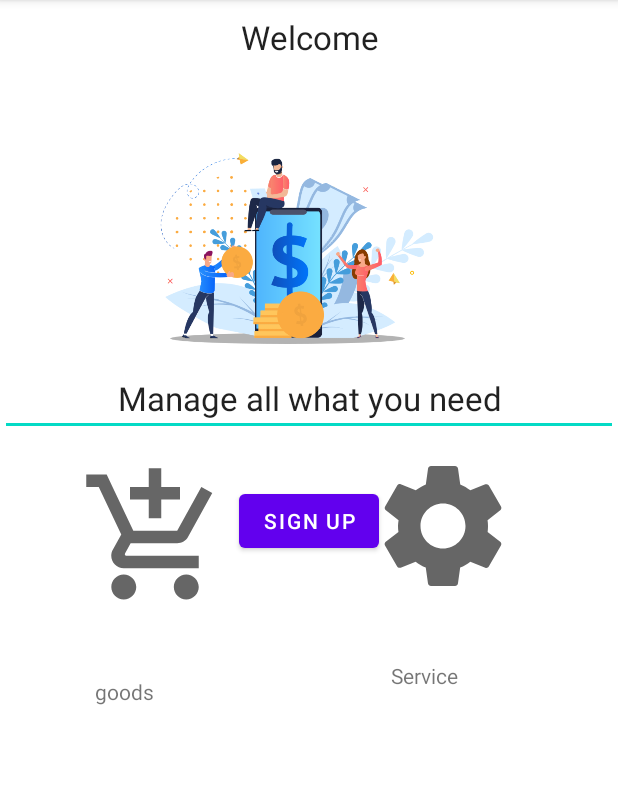
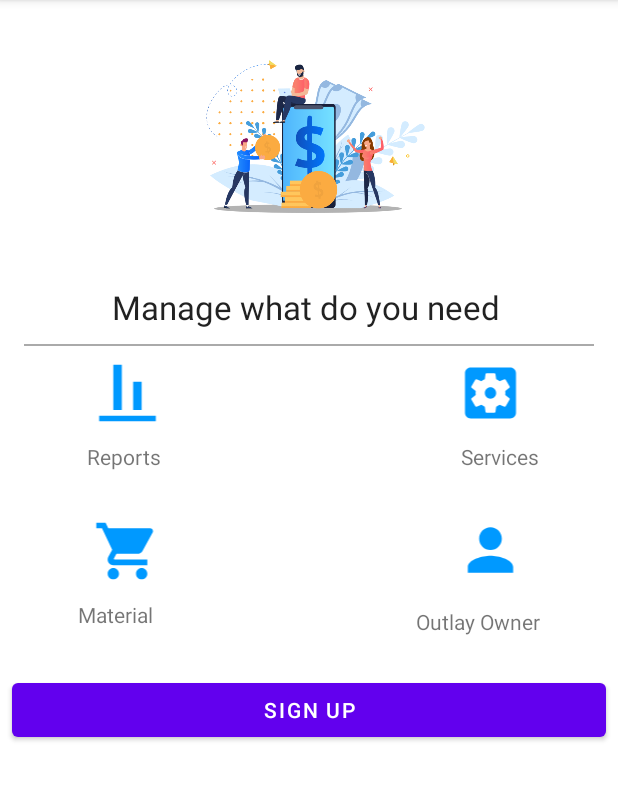
Before and after one commit to TariqHajeer/Expense-Management, an Android app: the screen it shows after launch (WelcomeActivity), on a phone screen of 412 x 824 dp, the part 84-885 px from its top. Run offline under Robolectric (Android 15) with nearby library versions, the phone set to English and light mode, and no system bars; our stand-ins replace Room's generated code.

Commit message:
end first desgin

```diff
--- a/app/src/main/java/com/example/expensemanagement/MainActivity.java
+++ b/app/src/main/java/com/example/expensemanagement/MainActivity.java
@@ -18,11 +18,9 @@ public class MainActivity extends AppCompatActivity {
         userViewModel = ViewModelProviders.of(this).get(UserViewModel.class);
         Intent i;
         if(!userViewModel.userExist){
-            //go to create an acount
              i = new Intent(this, WelcomeActivity.class);
 
         }else{
-            //go to login
             i = new Intent(this, Login.class);
         }
         finish();
--- a/app/src/main/java/com/example/expensemanagement/SignUp.java
+++ b/app/src/main/java/com/example/expensemanagement/SignUp.java
@@ -1,8 +1,14 @@
 package com.example.expensemanagement;
 
 import androidx.appcompat.app.AppCompatActivity;
+import androidx.core.graphics.drawable.DrawableCompat;
+import androidx.core.view.ViewCompat;
 import androidx.lifecycle.ViewModelProviders;
 
+import android.content.res.ColorStateList;
+import android.graphics.Color;
+import android.graphics.drawable.ColorDrawable;
+import android.graphics.drawable.Drawable;
 import android.icu.text.CaseMap;
 import android.os.Bundle;
 import android.view.View;
@@ -37,21 +43,31 @@ public class SignUp extends AppCompatActivity {
         String password = passwordTxt.getText().toString();
         String repeatPassword = repeatPasswordTxt.getText().toString();
         String passwordHint = passwordHintTxt.getText().toString();
-        if (name == null || name == "") {
-            Toast.makeText(this, "Name is Required",Toast.LENGTH_LONG).show();
+        String message = "";
+        if (name == null || name.isEmpty() || name.trim().isEmpty()) {
+            message += "Name is Required\n";
+
+            ViewCompat.setBackgroundTintList(userNameTxt, ColorStateList.valueOf(Color.RED));
+
+        }
+        if (password == null || password.isEmpty() || password.trim().isEmpty()) {
+            message += "Password is Required\n";
+            ViewCompat.setBackgroundTintList(passwordTxt, ColorStateList.valueOf(Color.RED));
+            ViewCompat.setBackgroundTintList(repeatPasswordTxt, ColorStateList.valueOf(Color.RED));
+        } else if (password != repeatPassword) {
+            message += "Password and repeat password  not the same\n";
+            ViewCompat.setBackgroundTintList(repeatPasswordTxt, ColorStateList.valueOf(Color.RED));
+        }
+        if (passwordHint == null || passwordHint.isEmpty() || passwordHint.trim().isEmpty()) {
+            message += "Hint password is Required";
+            ViewCompat.setBackgroundTintList(passwordHintTxt, ColorStateList.valueOf(Color.RED));
+        }
+        if (message != "") {
+            Toast.makeText(this, message, Toast.LENGTH_SHORT).show();
             return;
         }
-        if(password==null||password==""){
-            Toast.makeText(this, "Password is Required",Toast.LENGTH_LONG).show();
-            return;
-        }
-        if(password!=repeatPassword){
-            Toast.makeText(this, "Password and repeat password  not the same ",Toast.LENGTH_LONG).show();
-            repeatPasswordTxt.setBackgroundColor(0xFF00FF00);
-
-            return;
-        }
-       // User user = new User();
+        User user = new User(name, password, passwordHint);
+        addUser(user);
     }
 
     public void addUser(User user) {
--- a/app/src/main/java/com/example/expensemanagement/WelcomeActivity.java
+++ b/app/src/main/java/com/example/expensemanagement/WelcomeActivity.java
@@ -24,7 +24,7 @@ public class WelcomeActivity extends AppCompatActivity {
     protected void onCreate(Bundle savedInstanceState) {
         super.onCreate(savedInstanceState);
         setContentView(R.layout.activity_welcome);
-        loginBtn = findViewById(R.id.login_btn);
+
         userViewModel = ViewModelProviders.of(this).get(UserViewModel.class);
 
     }
--- /dev/null
+++ b/app/src/main/res/drawable/ic_baseline_align_vertical_bottom_24.xml
@@ -0,0 +1,5 @@
+<vector android:height="24dp" android:tint="#0099FF"
+    android:viewportHeight="24" android:viewportWidth="24"
+    android:width="24dp" xmlns:android="http://schemas.android.com/apk/res/android">
+    <path android:fillColor="@android:color/white" android:pathData="M22,22H2v-2h20V22zM10,2H7v16h3V2zM17,8h-3v10h3V8z"/>
+</vector>
--- /dev/null
+++ b/app/src/main/res/drawable/ic_baseline_person_24.xml
@@ -0,0 +1,5 @@
+<vector android:height="24dp" android:tint="#0099FF"
+    android:viewportHeight="24" android:viewportWidth="24"
+    android:width="24dp" xmlns:android="http://schemas.android.com/apk/res/android">
+    <path android:fillColor="@android:color/white" android:pathData="M12,12c2.21,0 4,-1.79 4,-4s-1.79,-4 -4,-4 -4,1.79 -4,4 1.79,4 4,4zM12,14c-2.67,0 -8,1.34 -8,4v2h16v-2c0,-2.66 -5.33,-4 -8,-4z"/>
+</vector>
--- /dev/null
+++ b/app/src/main/res/drawable/ic_baseline_settings_applications_24.xml
@@ -0,0 +1,5 @@
+<vector android:height="24dp" android:tint="#0099FF"
+    android:viewportHeight="24" android:viewportWidth="24"
+    android:width="24dp" xmlns:android="http://schemas.android.com/apk/res/android">
+    <path android:fillColor="@android:color/white" android:pathData="M12,10c-1.1,0 -2,0.9 -2,2s0.9,2 2,2 2,-0.9 2,-2 -0.9,-2 -2,-2zM19,3L5,3c-1.11,0 -2,0.9 -2,2v14c0,1.1 0.89,2 2,2h14c1.11,0 2,-0.9 2,-2L21,5c0,-1.1 -0.89,-2 -2,-2zM17.25,12c0,0.23 -0.02,0.46 -0.05,0.68l1.48,1.16c0.13,0.11 0.17,0.3 0.08,0.45l-1.4,2.42c-0.09,0.15 -0.27,0.21 -0.43,0.15l-1.74,-0.7c-0.36,0.28 -0.76,0.51 -1.18,0.69l-0.26,1.85c-0.03,0.17 -0.18,0.3 -0.35,0.3h-2.8c-0.17,0 -0.32,-0.13 -0.35,-0.29l-0.26,-1.85c-0.43,-0.18 -0.82,-0.41 -1.18,-0.69l-1.74,0.7c-0.16,0.06 -0.34,0 -0.43,-0.15l-1.4,-2.42c-0.09,-0.15 -0.05,-0.34 0.08,-0.45l1.48,-1.16c-0.03,-0.23 -0.05,-0.46 -0.05,-0.69 0,-0.23 0.02,-0.46 0.05,-0.68l-1.48,-1.16c-0.13,-0.11 -0.17,-0.3 -0.08,-0.45l1.4,-2.42c0.09,-0.15 0.27,-0.21 0.43,-0.15l1.74,0.7c0.36,-0.28 0.76,-0.51 1.18,-0.69l0.26,-1.85c0.03,-0.17 0.18,-0.3 0.35,-0.3h2.8c0.17,0 0.32,0.13 0.35,0.29l0.26,1.85c0.43,0.18 0.82,0.41 1.18,0.69l1.74,-0.7c0.16,-0.06 0.34,0 0.43,0.15l1.4,2.42c0.09,0.15 0.05,0.34 -0.08,0.45l-1.48,1.16c0.03,0.23 0.05,0.46 0.05,0.69z"/>
+</vector>
--- /dev/null
+++ b/app/src/main/res/drawable/ic_baseline_shopping_cart_24.xml
@@ -0,0 +1,5 @@
+<vector android:height="24dp" android:tint="#0099FF"
+    android:viewportHeight="24" android:viewportWidth="24"
+    android:width="24dp" xmlns:android="http://schemas.android.com/apk/res/android">
+    <path android:fillColor="@android:color/white" android:pathData="M7,18c-1.1,0 -1.99,0.9 -1.99,2S5.9,22 7,22s2,-0.9 2,-2 -0.9,-2 -2,-2zM1,2v2h2l3.6,7.59 -1.35,2.45c-0.16,0.28 -0.25,0.61 -0.25,0.96 0,1.1 0.9,2 2,2h12v-2L7.42,15c-0.14,0 -0.25,-0.11 -0.25,-0.25l0.03,-0.12 0.9,-1.63h7.45c0.75,0 1.41,-0.41 1.75,-1.03l3.58,-6.49c0.08,-0.14 0.12,-0.31 0.12,-0.48 0,-0.55 -0.45,-1 -1,-1L5.21,4l-0.94,-2L1,2zM17,18c-1.1,0 -1.99,0.9 -1.99,2s0.89,2 1.99,2 2,-0.9 2,-2 -0.9,-2 -2,-2z"/>
+</vector>
--- /dev/null
+++ b/app/src/main/res/drawable/test_back_ground.xml
@@ -0,0 +1,21 @@
+<?xml version="1.0" encoding="utf-8"?>
+<shape xmlns:android="http://schemas.android.com/apk/res/android"
+    android:shape="rectangle" >
+
+    <!-- View background color -->
+<!--    <solid-->
+<!--        android:color="@color/background_color" >-->
+<!--    </solid>-->
+
+    <!-- View border color and width -->
+    <stroke
+        android:width="1dp"
+        android:color="@color/light_blue_600" >
+    </stroke>
+
+    <!-- The radius makes the corners rounded -->
+    <corners
+        android:radius="2dp"   >
+    </corners>
+
+</shape>
--- a/app/src/main/res/layout/activity_welcome.xml
+++ b/app/src/main/res/layout/activity_welcome.xml
@@ -1,106 +1,180 @@
 <?xml version="1.0" encoding="utf-8"?>
-<RelativeLayout xmlns:android="http://schemas.android.com/apk/res/android"
+
+<androidx.constraintlayout.widget.ConstraintLayout xmlns:android="http://schemas.android.com/apk/res/android"
     xmlns:app="http://schemas.android.com/apk/res-auto"
     xmlns:tools="http://schemas.android.com/tools"
     android:layout_width="match_parent"
     android:layout_height="match_parent"
     tools:context=".WelcomeActivity">
 
-    <TextView
-        android:id="@+id/welcome_text_view"
-        android:layout_width="match_parent"
-        android:layout_height="wrap_content"
-        android:layout_marginStart="10dp"
-        android:layout_marginLeft="10dp"
-        android:layout_marginTop="10dp"
-        android:layout_marginEnd="10dp"
-        android:layout_marginRight="10dp"
-        android:layout_marginBottom="10dp"
-        android:gravity="center_horizontal"
-        android:text="Welcome"
-        android:textAlignment="center"
-        android:textAppearance="@style/TextAppearance.AppCompat.Large"
-        android:theme="@style/Theme.ExpenseManagement" />
-
-    <EditText
-        android:layout_width="match_parent"
-        android:layout_height="wrap_content"
-        android:layout_below="@id/welcome_image"
-        android:gravity="center_horizontal"
-        android:text="Manage all what you need"
-        android:textAppearance="@style/TextAppearance.AppCompat.Large" />
 
     <ImageView
         android:id="@+id/welcome_image"
-        android:layout_width="231dp"
-        android:layout_height="150dp"
-        android:layout_below="@+id/welcome_text_view"
+        android:layout_width="185dp"
+        android:layout_height="158dp"
         android:layout_alignParentStart="true"
         android:layout_alignParentLeft="true"
         android:layout_centerHorizontal="true"
-        android:layout_marginStart="76dp"
-        android:layout_marginLeft="76dp"
-        android:layout_marginTop="41dp"
         android:contentDescription="@string/my_image_description"
-        android:src="@drawable/welcome_image" />
+        android:src="@drawable/welcome_image"
+        app:layout_constraintBottom_toBottomOf="parent"
+        app:layout_constraintEnd_toEndOf="parent"
+        app:layout_constraintHorizontal_bias="0.498"
+        app:layout_constraintStart_toStartOf="parent"
+        app:layout_constraintTop_toTopOf="parent"
+        app:layout_constraintVertical_bias="0.01999998" />
+
+    <TextView
+        android:id="@+id/editText"
+        android:layout_width="match_parent"
+        android:layout_height="wrap_content"
+        android:layout_marginStart="8dp"
+        android:layout_marginLeft="8dp"
+        android:layout_marginTop="20dp"
+        android:layout_marginEnd="8dp"
+        android:layout_marginRight="8dp"
+        android:gravity="center_horizontal"
+        android:text="Manage what do you need "
+        android:textAppearance="@style/TextAppearance.AppCompat.Large"
+        app:layout_constraintEnd_toEndOf="parent"
+        app:layout_constraintHorizontal_bias="0.0"
+        app:layout_constraintStart_toStartOf="parent"
+        app:layout_constraintTop_toBottomOf="@+id/welcome_image" />
+
+    <View
+        android:layout_width="match_parent"
+        android:layout_height="1dp"
+        android:layout_marginStart="16dp"
+        android:layout_marginLeft="16dp"
+        android:layout_marginTop="10dp"
+        android:layout_marginEnd="16dp"
+        android:layout_marginRight="16dp"
+        android:background="@android:color/darker_gray"
+        app:layout_constraintEnd_toEndOf="parent"
+        app:layout_constraintStart_toStartOf="parent"
+        app:layout_constraintTop_toBottomOf="@+id/editText" />
 
     <ImageView
-        android:id="@+id/goods_icon"
-        android:layout_width="100dp"
-        android:layout_height="100dp"
-        android:layout_below="@id/welcome_image"
-        android:layout_alignParentStart="true"
-        android:layout_alignParentLeft="true"
-        android:layout_centerVertical="true"
-        android:layout_marginStart="53dp"
-        android:layout_marginLeft="53dp"
-        android:layout_marginTop="67dp"
-        android:src="@drawable/ic_baseline_add_shopping_cart_24" />
+        android:id="@+id/imageView4"
+        android:layout_width="66dp"
+        android:layout_height="45dp"
+        android:layout_marginStart="52dp"
+        android:layout_marginLeft="52dp"
+        android:layout_marginTop="20dp"
+        app:layout_constraintBottom_toBottomOf="parent"
+        app:layout_constraintStart_toStartOf="parent"
+        app:layout_constraintTop_toBottomOf="@+id/editText"
+        app:layout_constraintVertical_bias="0.0"
+        app:srcCompat="@drawable/ic_baseline_align_vertical_bottom_24"
+        tools:ignore="VectorDrawableCompat" />
 
     <TextView
-        android:layout_width="95dp"
-        android:layout_height="wrap_content"
-        android:layout_below="@id/goods_icon"
-        android:layout_alignParentStart="true"
-        android:layout_alignParentLeft="true"
-        android:layout_marginStart="63dp"
-        android:layout_marginLeft="63dp"
-        android:layout_marginTop="43dp"
-        android:text="goods" />
+        android:id="@+id/textView4"
+        android:layout_width="60dp"
+        android:layout_height="20dp"
+        android:layout_marginStart="52dp"
+        android:layout_marginLeft="52dp"
+        android:layout_marginTop="10dp"
+        android:gravity="center_horizontal"
+        android:text="Reports"
+        android:textAlignment="center"
+        app:layout_constraintStart_toStartOf="parent"
+        app:layout_constraintTop_toBottomOf="@+id/imageView4" />
 
     <ImageView
-        android:id="@+id/setting_icon"
-        android:layout_width="100dp"
-        android:layout_height="100dp"
-        android:layout_below="@id/welcome_image"
-        android:layout_marginStart="92dp"
-        android:layout_marginLeft="92dp"
-        android:layout_marginTop="60dp"
-        android:layout_toEndOf="@+id/goods_icon"
-        android:layout_toRightOf="@+id/goods_icon"
-        android:src="@drawable/ic_baseline_settings_24" />
+        android:id="@+id/imageView5"
+        android:layout_width="66dp"
+        android:layout_height="45dp"
+        android:layout_marginTop="20dp"
+        android:layout_marginEnd="52dp"
+        android:layout_marginRight="52dp"
+        app:layout_constraintEnd_toEndOf="parent"
+        app:layout_constraintTop_toBottomOf="@+id/editText"
+        app:srcCompat="@drawable/ic_baseline_settings_applications_24"
+        tools:ignore="VectorDrawableCompat" />
 
     <TextView
-        android:layout_width="95dp"
+        android:id="@+id/textView5"
+        android:layout_width="wrap_content"
         android:layout_height="wrap_content"
-        android:layout_below="@+id/setting_icon"
-        android:layout_alignParentEnd="true"
-        android:layout_alignParentRight="true"
-        android:layout_marginStart="103dp"
-        android:layout_marginLeft="103dp"
-        android:layout_marginTop="40dp"
-        android:layout_marginEnd="56dp"
-        android:layout_marginRight="56dp"
-        android:text="Service" />
+        android:layout_marginTop="10dp"
+        android:layout_marginEnd="52dp"
+        android:layout_marginRight="52dp"
+        android:gravity="center_horizontal"
+        android:text="Services"
+        android:textAlignment="center"
+        app:layout_constraintEnd_toEndOf="parent"
+        app:layout_constraintTop_toBottomOf="@+id/imageView5" />
+
+    <ImageView
+        android:id="@+id/imageView6"
+        android:layout_width="66dp"
+        android:layout_height="45dp"
+        android:layout_marginStart="52dp"
+        android:layout_marginLeft="52dp"
+        android:layout_marginTop="30dp"
+        app:layout_constraintBottom_toBottomOf="parent"
+        app:layout_constraintStart_toStartOf="parent"
+        app:layout_constraintTop_toBottomOf="@+id/textView4"
+        app:layout_constraintVertical_bias="0.0"
+        app:srcCompat="@drawable/ic_baseline_shopping_cart_24"
+        tools:ignore="VectorDrawableCompat" />
+
+    <TextView
+        android:id="@+id/textView2"
+        android:layout_width="wrap_content"
+        android:layout_height="wrap_content"
+        android:layout_marginStart="52dp"
+        android:layout_marginLeft="52dp"
+        android:layout_marginTop="10dp"
+        android:gravity="center_horizontal"
+        android:text="Material"
+        android:textAlignment="center"
+        app:layout_constraintStart_toStartOf="parent"
+        app:layout_constraintTop_toBottomOf="@+id/imageView6" />
+
+    <ImageView
+        android:id="@+id/imageView3"
+        android:layout_width="66dp"
+        android:layout_height="45dp"
+        android:layout_marginTop="30dp"
+        android:layout_marginEnd="52dp"
+        android:layout_marginRight="52dp"
+        app:layout_constraintBottom_toBottomOf="parent"
+        app:layout_constraintEnd_toEndOf="parent"
+        app:layout_constraintTop_toBottomOf="@+id/textView5"
+        app:layout_constraintVertical_bias="0.0"
+        app:srcCompat="@drawable/ic_baseline_person_24"
+        tools:ignore="VectorDrawableCompat" />
+
+    <TextView
+        android:id="@+id/textView3"
+        android:layout_width="wrap_content"
+        android:layout_height="wrap_content"
+        android:layout_marginTop="15dp"
+        android:layout_marginEnd="52dp"
+        android:layout_marginRight="52dp"
+        android:text="Outlay Owner"
+        app:layout_constraintBottom_toBottomOf="parent"
+        app:layout_constraintEnd_toEndOf="parent"
+        app:layout_constraintTop_toBottomOf="@+id/imageView3"
+        app:layout_constraintVertical_bias="0.0" />
 
     <Button
-        android:id="@+id/login_btn"
-        android:layout_width="wrap_content"
+        android:id="@+id/button2"
+        android:layout_width="match_parent"
         android:layout_height="wrap_content"
-        android:layout_below="@id/setting_icon"
-        android:layout_centerHorizontal="true"
-        android:layout_marginTop="-77dp"
-        android:text="Sign up"
-        android:onClick="signUp"/>
-
-</RelativeLayout>
+        android:layout_marginStart="8dp"
+        android:layout_marginLeft="8dp"
+        android:layout_marginTop="30dp"
+        android:layout_marginEnd="8dp"
+        android:layout_marginRight="8dp"
+        android:text="sign up"
+        android:visibility="visible"
+        app:layout_constraintBottom_toBottomOf="parent"
+        app:layout_constraintEnd_toEndOf="parent"
+        app:layout_constraintHorizontal_bias="1.0"
+        app:layout_constraintStart_toStartOf="parent"
+        app:layout_constraintTop_toBottomOf="@+id/textView2"
+        app:layout_constraintVertical_bias="0.0" />
+</androidx.constraintlayout.widget.ConstraintLayout>
```
